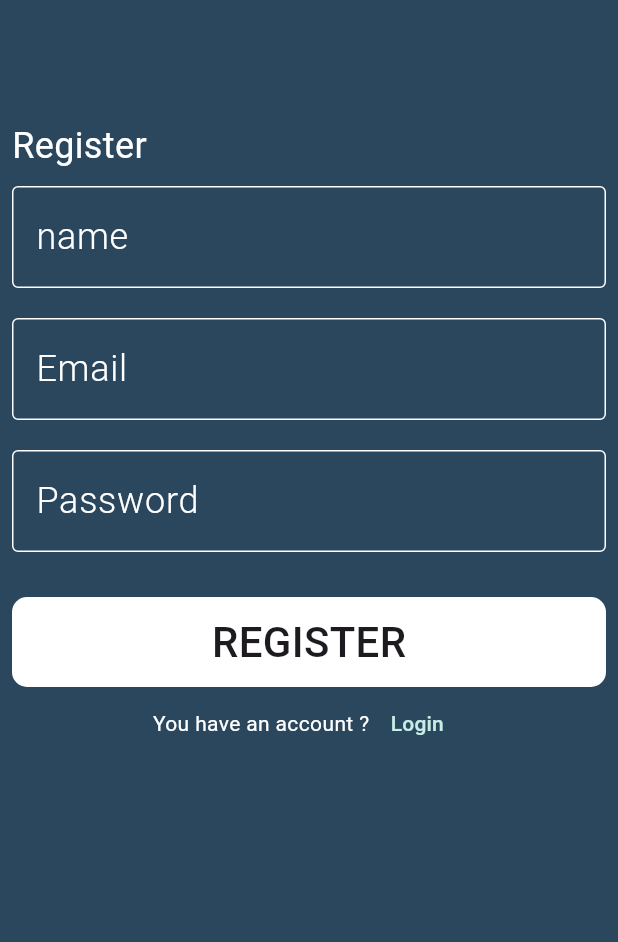
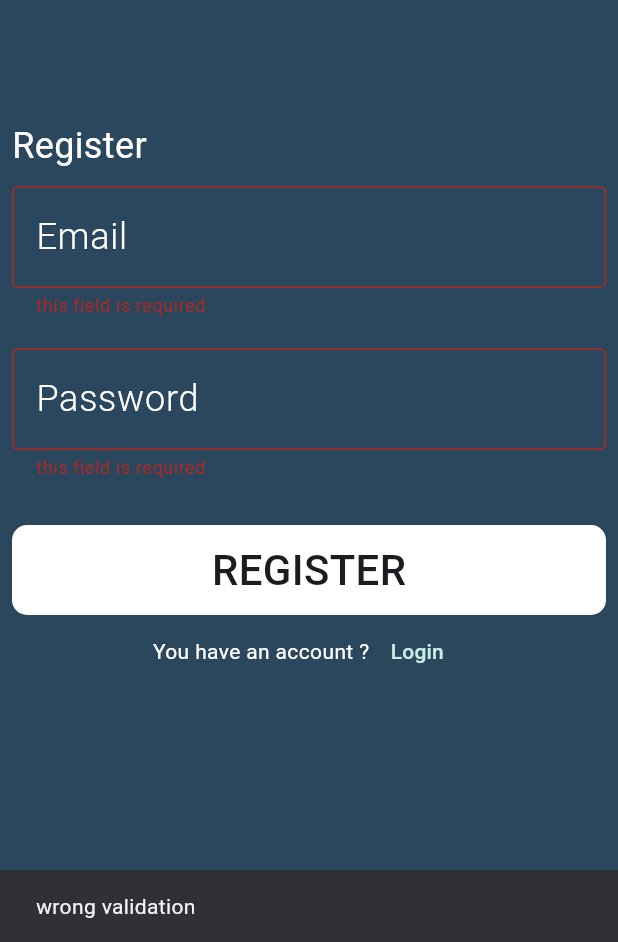
Before and after one commit to Diaamahfouz/Simple_Scholar_Chat, a Flutter app: the RegisterPage screen opened by its route, after a tap on "Login", after a tap on "Register", after a tap on "REGISTER", on a phone screen of 412 x 824 dp, the part 294-1236 px from its top. Run offline on Flutter 3.47's test engine with Material 3 defaults, Android fonts, the phone set to English and light mode, and no system bars; drawn by our look-alikes of modal_progress_hud_nsn; our stand-ins replace firebase_auth, firebase_core; accounts and stored records are empty.

```diff
--- /dev/null
+++ b/lib/helper/show_snack_bar.dart
@@ -0,0 +1,9 @@
+import 'package:flutter/material.dart';
+
+void showSnackBar(BuildContext context, {required String message}) {
+  ScaffoldMessenger.of(context).showSnackBar(
+    SnackBar(
+      content: Text(message),
+    ),
+  );
+}
--- a/lib/main.dart
+++ b/lib/main.dart
@@ -4,7 +4,7 @@ import 'package:simple_chat/firebase_options.dart';
 import 'package:simple_chat/pages/login_page.dart';
 import 'package:simple_chat/pages/register_page.dart';
 
-  void main() async {
+void main() async {
   WidgetsFlutterBinding.ensureInitialized();
   await Firebase.initializeApp(
     options: DefaultFirebaseOptions.currentPlatform,
@@ -12,7 +12,6 @@ import 'package:simple_chat/pages/register_page.dart';
 
   runApp(SimpleChat());
 }
-
 
 class SimpleChat extends StatelessWidget {
   const SimpleChat({super.key});
@@ -25,7 +24,7 @@ class SimpleChat extends StatelessWidget {
         LoginPage.routeName: (_) => LoginPage(),
         RegisterPage.routeName: (_) => RegisterPage(),
       },
-      initialRoute: LoginPage.routeName,
+      initialRoute: RegisterPage.routeName,
       home: Scaffold(
         body: LoginPage(),
       ),
--- a/lib/pages/login_page.dart
+++ b/lib/pages/login_page.dart
@@ -1,19 +1,41 @@
+import 'dart:developer';
+
+import 'package:firebase_auth/firebase_auth.dart';
 import 'package:flutter/material.dart';
+import 'package:modal_progress_hud_nsn/modal_progress_hud_nsn.dart';
 import 'package:simple_chat/constants.dart';
+import 'package:simple_chat/helper/show_snack_bar.dart';
 import 'package:simple_chat/pages/register_page.dart';
 import 'package:simple_chat/widgets/custom_button.dart';
 import 'package:simple_chat/widgets/custom_text_field.dart';
 
-class LoginPage extends StatelessWidget {
-  const LoginPage({super.key});
+class LoginPage extends StatefulWidget {
+  LoginPage({super.key});
   static const String routeName = '/login_page';
 
   @override
+  State<LoginPage> createState() => _LoginPageState();
+}
+
+class _LoginPageState extends State<LoginPage> {
+  bool isLoading = false;
+  String? email;
+  String? password;
+  GlobalKey<FormState> formKey = GlobalKey();
+  @override
   Widget build(BuildContext context) {
-    return Scaffold(
+    return ModalProgressHUD(
+      inAsyncCall: isLoading,
+      color: Colors.transparent,
+      progressIndicator: const CircularProgressIndicator(
+        color: Colors.white,
+      ),
+      child: Scaffold(
         backgroundColor: kPrimaryColor,
         body: Padding(
           padding: const EdgeInsets.symmetric(horizontal: 8),
+          child: Form(
+            key: formKey,
             child: SingleChildScrollView(
               child: Column(
                 children: [
@@ -42,13 +64,47 @@ class LoginPage extends StatelessWidget {
                       ),
                     ),
                   ),
-              CustomTextField(
+                  CustomTextFormField(
                     hintText: 'Email',
+                    onChanged: (data) {
+                      email = data;
+                    },
                   ),
-              CustomTextField(
+                  CustomTextFormField(
                     hintText: 'Password',
+                    onChanged: (data) {
+                      password = data;
+                    },
                   ),
                   CustomButton(
+                    ontap: () async {
+                      if (formKey.currentState!.validate()) {
+                        setState(() {
+                          isLoading = true;
+                        });
+                        try {
+                          await signInUser();
+                          showSnackBar(context, message: 'Login Successful');
+                        } on FirebaseAuthException catch (e) {
+                          if (e.code == 'user-not-found') {
+                            showSnackBar(context,
+                                message: 'No user found for that email.');
+                          } else if (e.code == 'wrong-password') {
+                            showSnackBar(context,
+                                message:
+                                    'Wrong password provided for that user.');
+                          }
+                        } catch (ex) {
+                          showSnackBar(context, message: ex.toString());
+                        }
+                        setState(() {
+                          isLoading = false;
+                        });
+                      } else {
+                        return showSnackBar(context,
+                            message: 'wrong validation');
+                      }
+                    },
                     title: 'LOGIN',
                   ),
                   Row(
@@ -79,6 +135,16 @@ class LoginPage extends StatelessWidget {
               ),
             ),
           ),
+        ),
+      ),
+    );
+  }
+
+  Future<void> signInUser() async {
+    UserCredential user =
+        await FirebaseAuth.instance.signInWithEmailAndPassword(
+      email: email!,
+      password: password!,
     );
   }
 }
--- a/lib/pages/register_page.dart
+++ b/lib/pages/register_page.dart
@@ -1,18 +1,45 @@
+import 'dart:developer';
+
+import 'package:firebase_auth/firebase_auth.dart';
 import 'package:flutter/material.dart';
+import 'package:modal_progress_hud_nsn/modal_progress_hud_nsn.dart';
 import 'package:simple_chat/constants.dart';
+import 'package:simple_chat/helper/show_snack_bar.dart';
 import 'package:simple_chat/pages/login_page.dart';
 import 'package:simple_chat/widgets/custom_button.dart';
 import 'package:simple_chat/widgets/custom_text_field.dart';
 
-class RegisterPage extends StatelessWidget {
-  const RegisterPage({super.key});
+class RegisterPage extends StatefulWidget {
+  RegisterPage({super.key});
   static const String routeName = '/register_page';
+
+  @override
+  State<RegisterPage> createState() => _RegisterPageState();
+}
+
+class _RegisterPageState extends State<RegisterPage> {
+  GlobalKey<FormState> formKey = GlobalKey();
+
+  String? email;
+
+  String? password;
+
+  bool isLoading = false;
+
   @override
   Widget build(BuildContext context) {
-    return Scaffold(
+    return ModalProgressHUD(
+      color: Colors.transparent,
+      progressIndicator: const CircularProgressIndicator(
+        color: Colors.white,
+      ),
+      inAsyncCall: isLoading,
+      child: Scaffold(
         backgroundColor: kPrimaryColor,
         body: Padding(
           padding: const EdgeInsets.symmetric(horizontal: 8),
+          child: Form(
+            key: formKey,
             child: SingleChildScrollView(
               child: Column(
                 children: [
@@ -41,17 +68,46 @@ class RegisterPage extends StatelessWidget {
                       ),
                     ),
                   ),
-              CustomTextField(
-                hintText: 'name',
-              ),
-              CustomTextField(
+                  CustomTextFormField(
+                    onChanged: (data) {
+                      email = data;
+                    },
                     hintText: 'Email',
                   ),
-              CustomTextField(
+                  CustomTextFormField(
+                    onChanged: (data) {
+                      password = data;
+                    },
                     hintText: 'Password',
                   ),
                   CustomButton(
                     title: 'REGISTER',
+                    ontap: () async {
+                      if (formKey.currentState!.validate()) {
+                        setState(() {
+                          isLoading = true;
+                        });
+                        try {
+                          await registerUser();
+                          showSnackBar(context, message: 'register Successful');
+                        } on FirebaseAuthException catch (ex) {
+                          if (ex.code == 'weeak password') {
+                            showSnackBar(context, message: 'weeak password');
+                          } else if (ex.code == 'email-already-in-use') {
+                            showSnackBar(context,
+                                message: 'Email-already-in-use');
+                          }
+                        } catch (ex) {
+                          showSnackBar(context, message: ex.toString());
+                        }
+                        setState(() {
+                          isLoading = false;
+                        });
+                      } else {
+                        return showSnackBar(context,
+                            message: 'wrong validation');
+                      }
+                    },
                   ),
                   Row(
                     mainAxisAlignment: MainAxisAlignment.center,
@@ -81,7 +137,16 @@ class RegisterPage extends StatelessWidget {
               ),
             ),
           ),
+        ),
+      ),
     );
-    ;
+  }
+
+  Future<void> registerUser() async {
+    UserCredential user =
+        await FirebaseAuth.instance.createUserWithEmailAndPassword(
+      email: email!,
+      password: password!,
+    );
   }
 }
--- a/lib/widgets/custom_button.dart
+++ b/lib/widgets/custom_button.dart
@@ -1,14 +1,15 @@
 import 'package:flutter/material.dart';
 
 class CustomButton extends StatelessWidget {
-  CustomButton({required this.title, super.key});
+  CustomButton({ this.ontap,required this.title, super.key});
   String title;
+  VoidCallback? ontap;
   @override
   Widget build(BuildContext context) {
     return Padding(
       padding: const EdgeInsets.only(top: 20.0),
       child: InkWell(
-        onTap: () {},
+        onTap: ontap,
         child: Container(
           width: double.infinity,
           height: 60,
--- a/lib/widgets/custom_text_field.dart
+++ b/lib/widgets/custom_text_field.dart
@@ -1,14 +1,25 @@
 import 'package:flutter/material.dart';
 
-class CustomTextField extends StatelessWidget {
-  CustomTextField({required this.hintText, super.key});
+class CustomTextFormField extends StatelessWidget {
+  CustomTextFormField({this.onChanged, required this.hintText, super.key});
   String? hintText;
-
+  Function(String)? onChanged;
   @override
   Widget build(BuildContext context) {
     return Padding(
       padding: const EdgeInsets.symmetric(vertical: 10.0),
-      child: TextField(
+      child: TextFormField(
+        validator: (data) {
+          if (data!.isEmpty) {
+            return 'this field is required';
+          }
+        },
+        style: TextStyle(
+          color: Colors.white,
+          fontWeight: FontWeight.w300,
+          fontSize: 18,
+        ),
+        onChanged: onChanged,
         decoration: InputDecoration(
           hintText: hintText,
           hintStyle: TextStyle(
--- a/pubspec.yaml
+++ b/pubspec.yaml
@@ -35,6 +35,8 @@ dependencies:
   # Use with the CupertinoIcons class for iOS style icons.
   cupertino_icons: ^1.0.8
   firebase_core: ^3.6.0
+  firebase_auth: ^5.3.1
+  modal_progress_hud_nsn: ^0.5.1
 
 dev_dependencies:
   flutter_test:
```
Also changed, not shown: pubspec.lock, 3 other files. Lines whose indentation alone changed are shown as unchanged.
